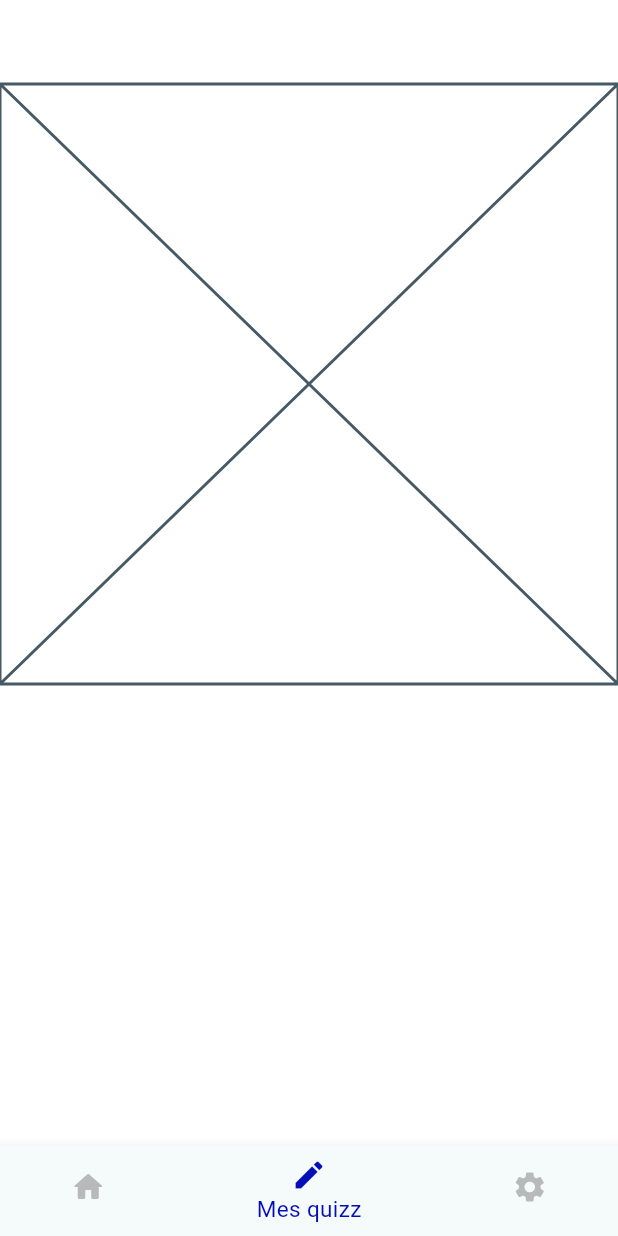
After one commit to z1004-2002/interro, a Flutter app: the BottomNav screen opened directly, swiped to page 2, on a phone screen of 412 x 824 dp. The commit adds this screen. Run offline on Flutter 3.47's test engine with Material 3 defaults, Android fonts, the phone set to English and light mode, and no system bars; our stand-ins replace cloud_firestore, firebase_auth, firebase_core, google_sign_in, shared_preferences, stroke_text; accounts and stored records are empty.

Commit message:
bottomNav et zone de recherche de quizz

```diff
--- a/lib/constants/constants.dart
+++ b/lib/constants/constants.dart
@@ -1,3 +1,7 @@
 import 'package:flutter/material.dart';
 
+// colors
 const primaryColor = Colors.white;
+const secondColor = Color(0xFF040DB7);
+const thirdColor = Colors.lightBlue;
+const greyColor = Color(0xFF757575);
--- /dev/null
+++ b/lib/pages/bottom_nav/bottom_nav.dart
@@ -0,0 +1,82 @@
+import 'package:flutter/material.dart';
+import 'package:interro/constants/constants.dart';
+import 'package:interro/pages/home.dart';
+import 'package:interro/pages/quizz/my_quizz_screen.dart';
+import 'package:interro/pages/settings/settings_screen.dart';
+
+/// barre de navigation
+class BottomNav extends StatefulWidget {
+  static String routeName = "/BottomNav";
+
+  const BottomNav({super.key});
+
+  @override
+  State<BottomNav> createState() => _BottomNavState();
+}
+
+class _BottomNavState extends State<BottomNav> {
+  /// contrôleur de pages
+  final PageController _pageController = PageController();
+  int _selectedIndex = 0;
+
+  // Changer de page avec une animation
+  void _onItemTapped(int index) {
+    setState(() {
+      _selectedIndex = index;
+      _pageController.animateToPage(
+        index,
+        duration: const Duration(milliseconds: 300),
+        curve: Curves.ease,
+      );
+    });
+  }
+
+  @override
+  Widget build(BuildContext context) {
+    final List<Widget> widgetOptions = [
+      const Home(),
+      const MyQuizzScreen(),
+      const SettingsScreen(),
+    ];
+
+    return Scaffold(
+      body: PageView(
+        controller: _pageController,
+        children: widgetOptions,
+        onPageChanged: (index) {
+          setState(() {
+            _selectedIndex = index;
+          });
+        },
+      ),
+      bottomNavigationBar: BottomNavigationBar(
+        backgroundColor: primaryColor,
+        showSelectedLabels: true,
+        showUnselectedLabels: false,
+        selectedLabelStyle: const TextStyle(
+          fontSize: 15,
+          color: primaryColor,
+        ),
+        type: BottomNavigationBarType.shifting,
+        selectedItemColor: secondColor,
+        unselectedItemColor: Colors.grey.withOpacity(0.7),
+        items: const [
+          BottomNavigationBarItem(
+            icon: Icon(Icons.home_rounded),
+            label: 'Accueil',
+          ),
+          BottomNavigationBarItem(
+            icon: Icon(Icons.create),
+            label: 'Mes quizz',
+          ),
+          BottomNavigationBarItem(
+            icon: Icon(Icons.settings),
+            label: 'Paramètres',
+          ),
+        ],
+        currentIndex: _selectedIndex,
+        onTap: _onItemTapped,
+      ),
+    );
+  }
+}
--- /dev/null
+++ b/lib/pages/quizz/my_quizz_screen.dart
@@ -0,0 +1,30 @@
+import 'package:flutter/material.dart';
+import 'package:interro/constants/constants.dart';
+import 'package:interro/widgets/my_app_bar.dart';
+
+class MyQuizzScreen extends StatefulWidget {
+  const MyQuizzScreen({super.key});
+
+  @override
+  State<MyQuizzScreen> createState() => _MyQuizzScreenState();
+}
+
+class _MyQuizzScreenState extends State<MyQuizzScreen> {
+  @override
+  Widget build(BuildContext context) {
+    return Scaffold(
+      backgroundColor: primaryColor,
+      appBar: myAppBar(
+        title: 'Mon profil',
+        implyLeading: false,
+        context: context,
+      ),
+      body: SingleChildScrollView(
+        child:
+            Column(crossAxisAlignment: CrossAxisAlignment.stretch, children: [
+          Placeholder(),
+        ]),
+      ),
+    );
+  }
+}
--- /dev/null
+++ b/lib/pages/settings/components/quizzes.dart
@@ -0,0 +1,32 @@
+import 'package:interro/models/quizz_model.dart';
+
+final quizzesTest = [
+  Quizz(
+    id: 1,
+    name: 'Quizz 1',
+    description: 'Description for Quizz 1',
+    createdAt: DateTime.now(),
+    updatedAt: DateTime.now(),
+  ),
+  Quizz(
+    id: 2,
+    name: 'Quizz 2',
+    description: 'Description for Quizz 2',
+    createdAt: DateTime.now(),
+    updatedAt: DateTime.now(),
+  ),
+  Quizz(
+    id: 3,
+    name: 'Quizz 3',
+    description: 'Description for Quizz 3',
+    createdAt: DateTime.now(),
+    updatedAt: DateTime.now(),
+  ),
+  Quizz(
+    id: 4,
+    name: 'Quizz 4',
+    description: 'Description for Quizz 4',
+    createdAt: DateTime.now(),
+    updatedAt: DateTime.now(),
+  ),
+];
--- /dev/null
+++ b/lib/widgets/my_app_bar.dart
@@ -0,0 +1,37 @@
+import 'package:flutter/material.dart';
+import 'package:interro/constants/constants.dart';
+
+AppBar myAppBar(
+    {required String title,
+    String? stringColor,
+    required bool implyLeading,
+    required BuildContext context,
+    List<Widget>? actions}) {
+  return AppBar(
+    surfaceTintColor: Colors.white,
+    centerTitle: true,
+    title: Text(
+      title,
+      style: const TextStyle(
+        color: primaryColor,
+        fontSize: 18,
+      ),
+    ),
+    backgroundColor: Colors.transparent,
+    elevation: 0,
+    leading: implyLeading == true
+        ? Transform.scale(
+            scale: 0.7,
+            child: IconButton(
+              icon: const Icon(
+                Icons.keyboard_backspace_rounded,
+                size: 33,
+                color: primaryColor,
+              ),
+              onPressed: () => Navigator.pop(context),
+            ),
+          )
+        : const SizedBox(),
+    actions: actions,
+  );
+}
```
Also changed, not shown: lib/main.dart (+10 -2 lines), lib/pages/home.dart (+63 -88 lines), lib/pages/quizz/components/quizz_block.dart (added, +37 -0 lines), lib/pages/settings/settings_screen.dart (+15 -0 lines), lib/pages/welcome.dart (+8 -5 lines), lib/widgets/search_field.dart (added, +76 -0 lines), 1 other file.
